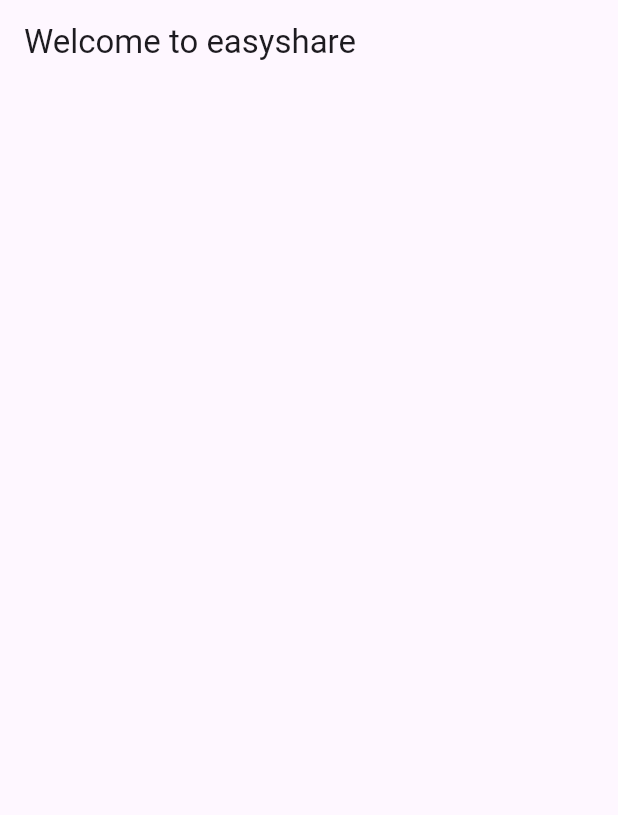
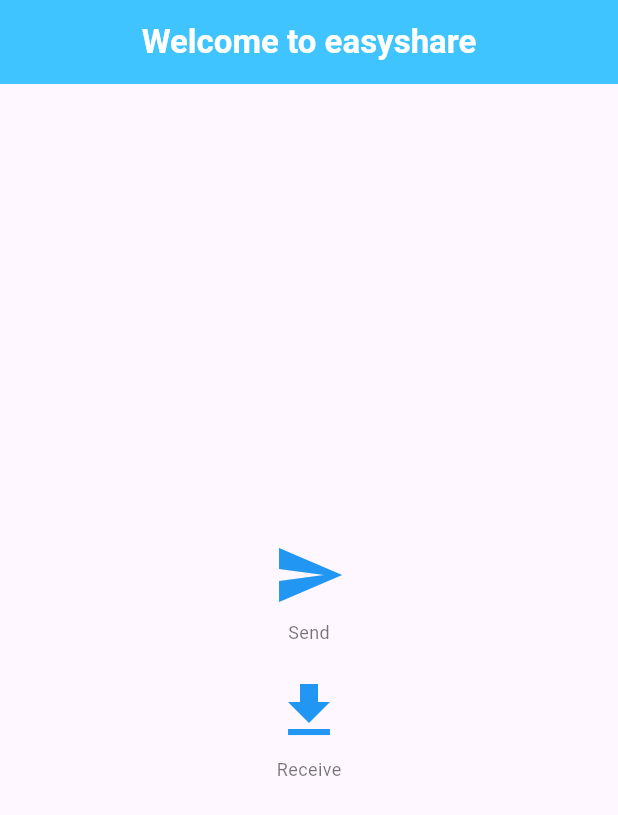
Before and after one commit to sayedulmorsalin/easyshare, a Flutter app: the screen it shows after launch, on a phone screen of 412 x 824 dp. Shown: the top 815 px of the screen. Run offline on Flutter 3.47's test engine with Material 3 defaults, Android fonts, the phone set to English and light mode, and no system bars.

Commit message:
home page done

```diff
--- a/lib/HomePage.dart
+++ b/lib/HomePage.dart
@@ -1,4 +1,8 @@
+
+import 'package:easyshare/views/image_receiver.dart';
+import 'package:easyshare/views/image_sender.dart';
 import 'package:flutter/material.dart';
+
 class Homepage extends StatefulWidget {
   const Homepage({super.key});
 
@@ -11,12 +15,75 @@
   Widget build(BuildContext context) {
     return Scaffold(
       appBar: AppBar(
-        title: Text("Welcome to easyshare"),
+        title: Text(
+          "Welcome to easyshare",
+          style: TextStyle(fontWeight: FontWeight.bold, color: Colors.white),
+        ),
+        centerTitle: true,
+        backgroundColor: Colors.lightBlueAccent,
       ),
-      body:
-      SafeArea(child: Column(
+      body: SafeArea(
+        child: Center(
+          child: Column(
+            mainAxisAlignment: MainAxisAlignment.center,
+            children: [
+                InkWell(
+                borderRadius: BorderRadius.circular(12),
+                onTap: () {
 
-      )),
+                  Navigator.of(context).push(MaterialPageRoute(builder: (context)=> ImageSender()));
+                },
+                child: Column(
+                  mainAxisSize: MainAxisSize.min,
+                  children: [
+                    Icon(
+                      Icons.send,
+                      size: 48,
+                      color: Colors.blue,
+                    ),
+                    SizedBox(height: 6),
+                    Text(
+                      'Send',
+                      style: TextStyle(
+                        fontSize: 12,
+                        color: Colors.black54,
+                      ),
+                    ),
+                  ],
+                ),
+              ),
+              SizedBox(height: 20,),
+              InkWell(
+                borderRadius: BorderRadius.circular(12),
+                onTap: () {
+
+                  Navigator.of(context).push(MaterialPageRoute(builder: (context) => ImageReceiver()));
+                },
+                child: Column(
+                  mainAxisSize: MainAxisSize.min,
+                  children: [
+                    Icon(
+                      Icons.get_app,
+                      size: 48,
+                      color: Colors.blue,
+                    ),
+                    SizedBox(height: 6),
+                    Text(
+                      'Receive',
+                      style: TextStyle(
+                        fontSize: 12,
+                        color: Colors.black54,
+                      ),
+                    ),
+                  ],
+                ),
+              ),
+
+
+            ],
+          ),
+        ),
+      ),
     );
   }
 }
```
Also changed, not shown: lib/views/image_receiver.dart (added, +15 -0 lines), lib/views/image_sender.dart (added, +15 -0 lines), pubspec.yaml (+8 -0 lines), pubspec.lock, 6 other files.
